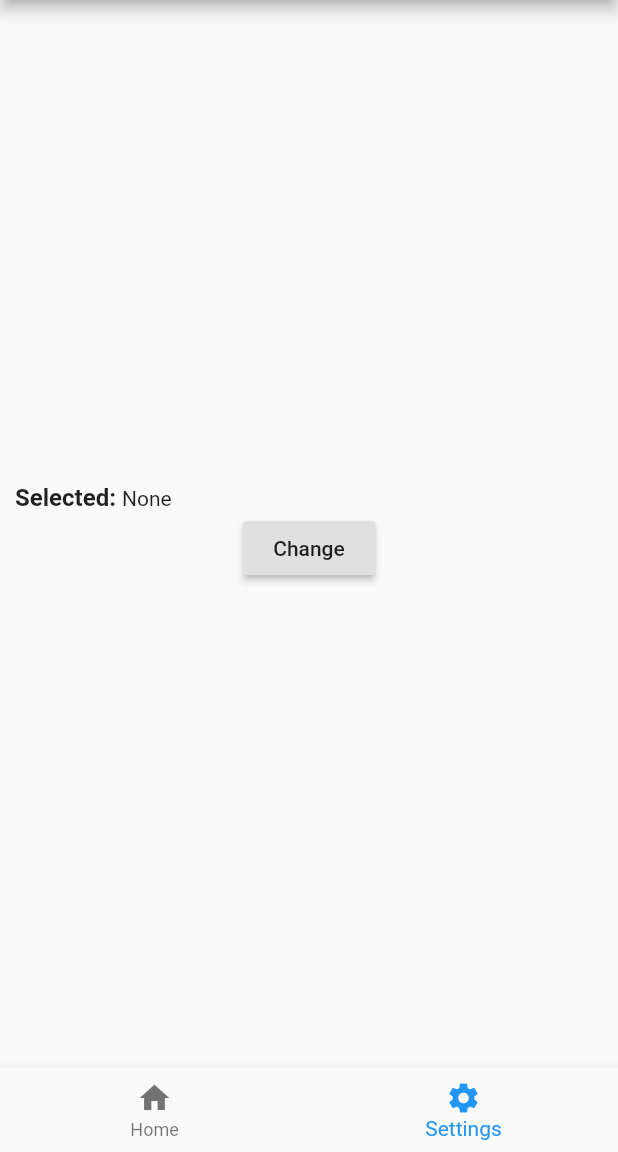
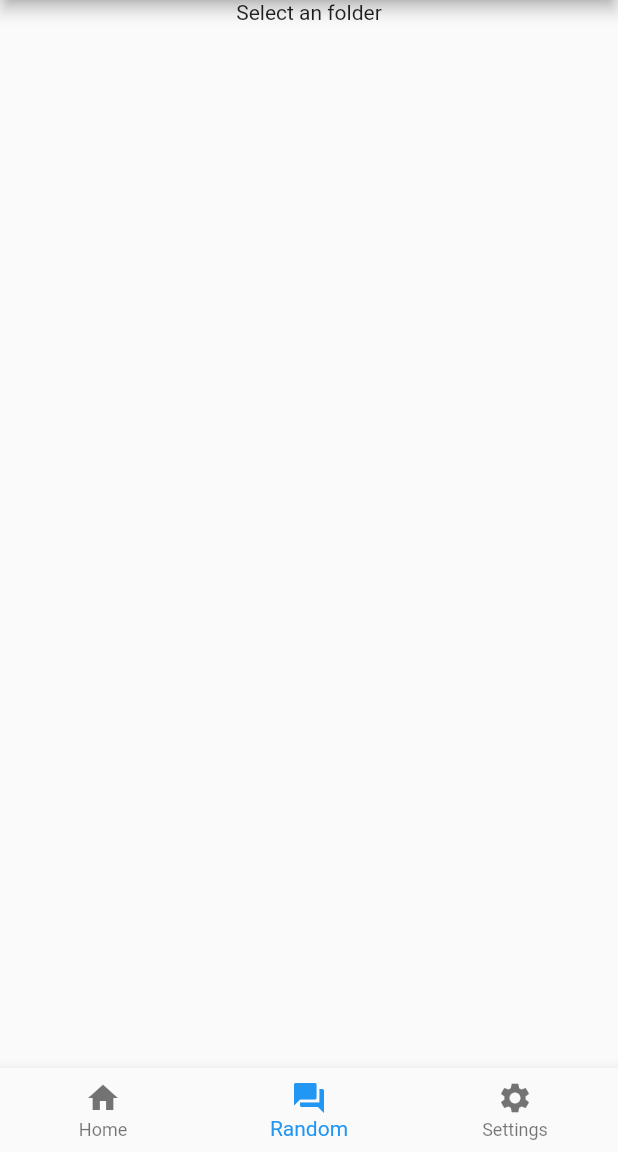
Before and after one commit to n1o/note_viewer_v2, a Flutter app: the screen it shows after launch, item 2 of the bottom bar chosen, on a phone screen of 412 x 824 dp, the part 84-1236 px from its top. Run offline on Flutter 3.47's test engine with Material 2 defaults, Android fonts, the phone set to English and light mode, and no system bars; our stand-ins replace file_picker, webview_flutter; missing offline and left inert: algolia, markdown, sqfentity, sqfentity_gen; statements that could not run were skipped.

Commit message:
Random note done

```diff
--- a/lib/main.dart
+++ b/lib/main.dart
@@ -1,15 +1,23 @@
 import 'package:flutter/material.dart';
 import 'package:notes_viewer/pages/notes_list.dart';
+import 'package:notes_viewer/pages/random_note.dart';
 import 'package:notes_viewer/pages/settings.dart';
 import 'package:provider/provider.dart';
 
+import 'model/model.dart';
 import 'store/folder.dart';
 
 void main() async {
-  runApp(ChangeNotifierProvider(
-    create: (context) => SyncedFolder(),
-    child: MyApp(),
-  ));
+  WidgetsFlutterBinding.ensureInitialized();
+  final initialized = await MyDbModel().initializeDB();
+  if (initialized) {
+    runApp(ChangeNotifierProvider(
+      create: (context) => SyncedFolder(),
+      child: MyApp(),
+    ));
+  } else {
+    print("Error!");
+  }
 }
 
 class MyApp extends StatelessWidget {
@@ -70,6 +78,8 @@ class _RootPageState extends State<RootPage> {
       case 0:
         return new NotesPage();
       case 1:
+        return new RandomNotePage();
+      case 2:
         return new SettingsPage();
       default:
         return new NotesPage();
@@ -90,6 +100,7 @@ class _RootPageState extends State<RootPage> {
       bottomNavigationBar: BottomNavigationBar(
         items: const <BottomNavigationBarItem>[
           BottomNavigationBarItem(icon: Icon(Icons.home), title: Text("Home")),
+          BottomNavigationBarItem(icon: Icon(Icons.question_answer), title: Text("Random")),
           BottomNavigationBarItem(
               icon: Icon(Icons.settings), title: Text("Settings")),
         ],
--- /dev/null
+++ b/lib/pages/random_note.dart
@@ -0,0 +1,73 @@
+
+import 'dart:io';
+import 'package:flutter/material.dart';
+import 'package:notes_viewer/store/folder.dart';
+import 'package:provider/provider.dart';
+import 'dart:math';
+import 'note_view.dart';
+
+class RandomNotePage extends StatefulWidget {
+  @override
+  State<StatefulWidget> createState() => _RandomNotePageState();
+}
+
+class _RandomNotePageState extends State<RandomNotePage> {
+  _RandomNotePageState() {
+    _rng = new Random();
+  }
+  List<FileSystemEntity> _notes;
+  int selectedIndex;
+  Random _rng;
+
+  void _randomSequencePress() {
+    final index = this._rng.nextInt(this._notes.length - 1);
+    this.setState(() {
+      this.selectedIndex = index;
+    });
+    final entity = this._notes[index];
+
+    Navigator.push(
+        context,
+        MaterialPageRoute(
+          builder: (context) => new NoteViewerPage(entity.path),
+        ));
+  }
+
+  @override
+  Widget build(BuildContext context) {
+    var folder = Provider.of<SyncedFolder>(context);
+
+    if (this._notes == null && folder.selectedFolder != null) {
+      Directory dir = new Directory("${folder.selectedFolder}/notes");
+      this.setState(() {
+        this._notes = dir.listSync();
+      });
+    }
+
+    if (this._notes != null) {
+      return Padding(
+        padding: const EdgeInsets.all(20.0),
+        child: Center(
+          child: Column(children: [
+            Text("${this._notes.length} Notes", style: TextStyle(fontWeight: FontWeight.bold, fontSize: 24.0),),
+            Expanded(
+              child: Align(
+                alignment: Alignment.bottomCenter,
+                child: RaisedButton(
+                  onPressed: _randomSequencePress,
+                  child: Text("Random"),
+                ),
+              ),
+            )
+          ]),
+        ),
+      );
+    } else {
+      return Center(
+        child: Column(
+          children: [Text("Select an folder")],
+        ),
+      );
+    }
+  }
+}
--- a/lib/store/folder.dart
+++ b/lib/store/folder.dart
@@ -1,29 +1,30 @@
 import 'package:flutter/material.dart';
-import 'package:localstorage/localstorage.dart';
+import 'package:notes_viewer/model/model.dart';
+// import 'package:localstorage/localstorage.dart';
 
 class SyncedFolder extends ChangeNotifier {
-  final String _FOLDER_KEY = "SELECTED_FOLDER";
-  final LocalStorage storage  = new LocalStorage('folder');
+  String _selectedFolder;
+  SyncedFolder() {
+    initialize();
+  }
 
-  String _selectedFolder;
+  void initialize() async {
+    if (this._selectedFolder == null) {
+      var storageItem = await Storage().getById(0);
+      if (storageItem != null) {
+        this._selectedFolder = storageItem.path;
+        notifyListeners();
+      }
+    }
+  }
 
   String get selectedFolder {
-
-    if (_selectedFolder != null) {
-       _selectedFolder = storage.getItem(_FOLDER_KEY);
-    }
-
     return _selectedFolder;
   }
 
-  void setFolder(String folder) {
+  void updateFolder(String folder) async  {
     _selectedFolder = folder;
-    notifyListeners();
-  }
-
-  void updateFolder(String folder) {
-    _selectedFolder = folder;
-    storage.setItem(_FOLDER_KEY, folder);
+    await Storage.withId(0, folder, false).save();
     notifyListeners();
   }
 }
--- a/pubspec.yaml
+++ b/pubspec.yaml
@@ -33,10 +33,15 @@ dependencies:
   markdown: 2.1.7
   webview_flutter: 0.3.22+1
   algolia: ^0.1.6+1
+  sqfentity: ^1.2.3
+  sqfentity_gen: ^1.2.3
+  path_provider: ^1.6.14
 
 dev_dependencies:
   flutter_test:
     sdk: flutter
+  build_runner: ^1.6.5
+  build_verify: ^1.1.0
 
 # For information on the generic Dart part of this file, see the
 # following page: https://dart.dev/tools/pub/pubspec
```
Also changed, not shown: lib/componets/note_web_view.dart (added, +36 -0 lines), lib/model/model.dart (added, +30 -0 lines), lib/pages/note_view.dart (+9 -69 lines), lib/util/markdown.dart (+60 -1 lines), lib/model/model.g.dart (added), pubspec.lock, 1 other file.
